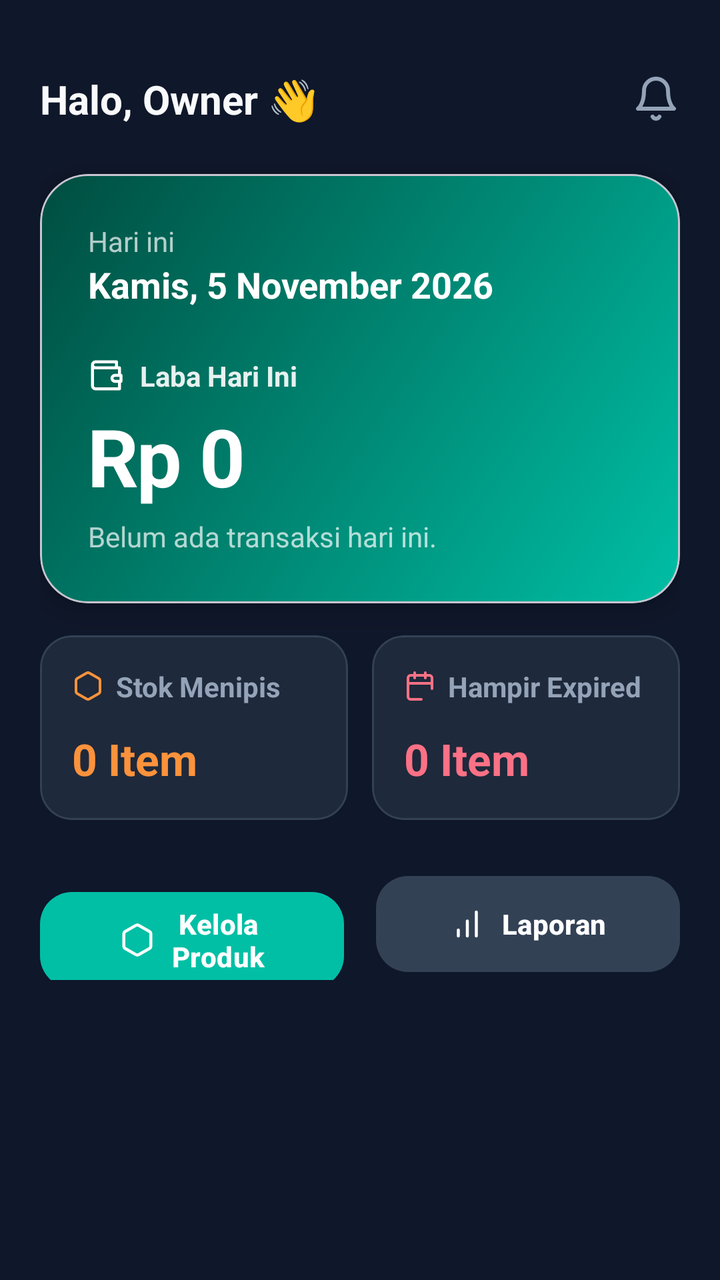
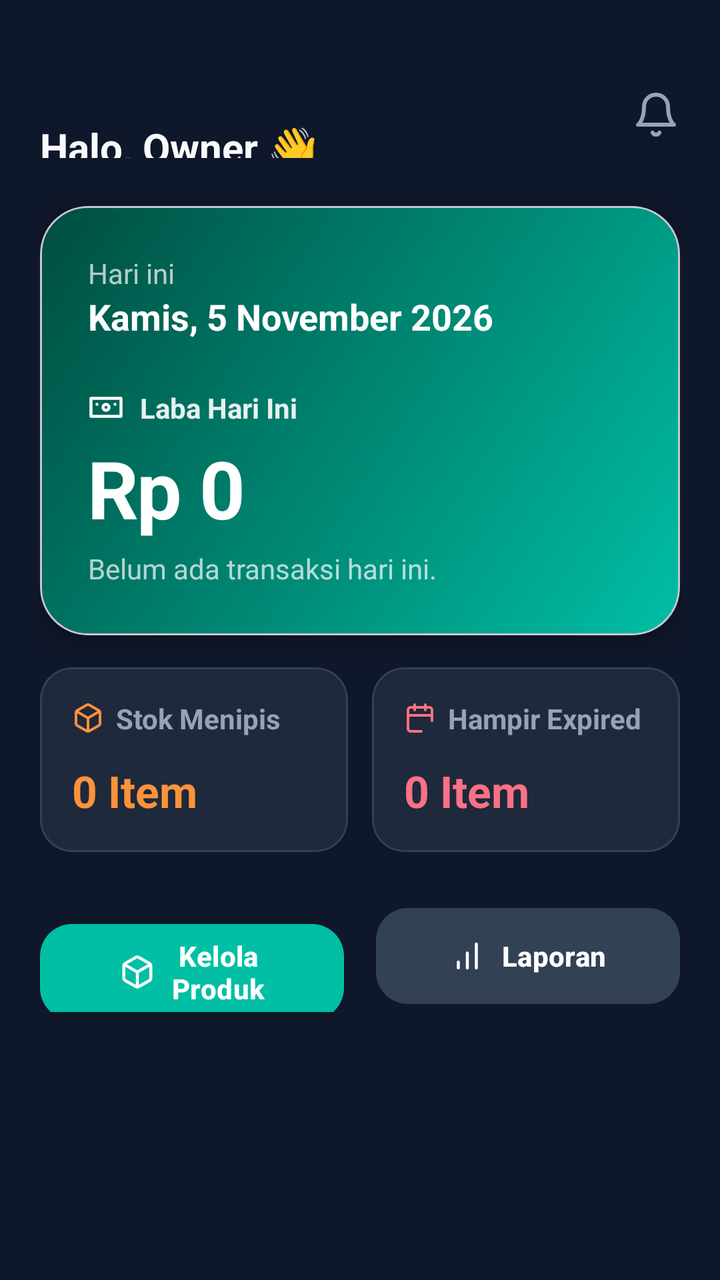

Before-and-after screenshots of an Android layout around one commit, followed by the original layout XML and the change that was made.
<!-- AndroidManifest.xml: application theme Theme.Material3.DayNight.NoActionBar -->
<!-- res/layout/activity_dashboard.xml -->
<?xml version="1.0" encoding="utf-8"?>
<ScrollView xmlns:android="http://schemas.android.com/apk/res/android"
    xmlns:app="http://schemas.android.com/apk/res-auto"
    android:layout_width="match_parent"
    android:layout_height="match_parent"
    android:background="#0F172A"
    android:fillViewport="true">

    <LinearLayout
        android:layout_width="match_parent"
        android:layout_height="wrap_content"
        android:orientation="vertical"
        android:padding="20dp">

        
        <LinearLayout
            android:layout_width="match_parent"
            android:layout_height="wrap_content"
            android:orientation="horizontal"
            android:gravity="center_vertical"
            android:layout_marginTop="16dp"
            android:layout_marginBottom="24dp">

            <TextView
                android:layout_width="0dp"
                android:layout_height="wrap_content"
                android:layout_weight="1"
                android:text="Halo, Owner 👋"
                android:textColor="#F8FAFC"
                android:textSize="20sp"
                android:textStyle="bold" />

            <ImageView
                android:layout_width="24dp"
                android:layout_height="24dp"
                android:src="@drawable/ic_lucide_bell" />
        </LinearLayout>

        
        <com.google.android.material.card.MaterialCardView
            android:layout_width="match_parent"
            android:layout_height="wrap_content"
            app:cardBackgroundColor="@android:color/transparent"
            app:cardCornerRadius="24dp"
            app:cardElevation="8dp">

            <LinearLayout
                android:layout_width="match_parent"
                android:layout_height="wrap_content"
                android:background="@drawable/bg_hero_gradient"
                android:orientation="vertical"
                android:padding="24dp">

                
                <LinearLayout
                    android:layout_width="wrap_content"
                    android:layout_height="wrap_content"
                    android:orientation="vertical"
                    android:layout_marginBottom="24dp">
                    <TextView
                        android:layout_width="wrap_content"
                        android:layout_height="wrap_content"
                        android:text="Hari ini"
                        android:textColor="#B3FFFFFF"
                        android:textSize="14sp" />
                    <TextView
                        android:id="@+id/tvDate"
                        android:layout_width="wrap_content"
                        android:layout_height="wrap_content"
                        android:text="Kamis, 5 November 2026"
                        android:textColor="#FFFFFF"
                        android:textSize="18sp"
                        android:textStyle="bold" />
                </LinearLayout>

                
                <LinearLayout
                    android:layout_width="wrap_content"
                    android:layout_height="wrap_content"
                    android:orientation="horizontal"
                    android:gravity="center_vertical">
                    
                    <ImageView
                        android:layout_width="18dp"
                        android:layout_height="18dp"
                        android:src="@drawable/ic_lucide_wallet"
                        app:tint="#FFFFFF"
                        android:layout_marginEnd="8dp" />

                    <TextView
                        android:layout_width="wrap_content"
                        android:layout_height="wrap_content"
                        android:text="Laba Hari Ini"
                        android:textColor="#E6FFFFFF"
                        android:textSize="14sp"
                        android:textStyle="bold" />
                </LinearLayout>

                
                <TextView
                    android:id="@+id/tvProfit"
                    android:layout_width="wrap_content"
                    android:layout_height="wrap_content"
                    android:text="Rp 0"
                    android:textColor="#FFFFFF"
                    android:textSize="40sp"
                    android:textStyle="bold"
                    android:letterSpacing="-0.02"
                    android:layout_marginTop="4dp" />

                
                <TextView
                    android:id="@+id/tvSubInfo"
                    android:layout_width="wrap_content"
                    android:layout_height="wrap_content"
                    android:text="Belum ada transaksi hari ini."
                    android:textColor="#B3FFFFFF"
                    android:textSize="14sp"
                    android:layout_marginTop="4dp" />

            </LinearLayout>
        </com.google.android.material.card.MaterialCardView>

        
        <GridLayout
            android:layout_width="match_parent"
            android:layout_height="wrap_content"
            android:columnCount="2"
            android:rowCount="1"
            android:layout_marginTop="16dp">

            
            <com.google.android.material.card.MaterialCardView
                android:layout_width="0dp"
                android:layout_height="wrap_content"
                android:layout_columnWeight="1"
                android:layout_marginEnd="6dp"
                app:cardBackgroundColor="#1E293B"
                app:cardCornerRadius="16dp"
                app:cardElevation="0dp"
                app:strokeColor="#334155"
                app:strokeWidth="1dp">
                <LinearLayout
                    android:layout_width="match_parent"
                    android:layout_height="wrap_content"
                    android:orientation="vertical"
                    android:padding="16dp">
                    
                    <LinearLayout
                        android:layout_width="wrap_content"
                        android:layout_height="wrap_content"
                        android:orientation="horizontal"
                        android:gravity="center_vertical">
                        <ImageView
                            android:layout_width="16dp"
                            android:layout_height="16dp"
                            android:src="@drawable/ic_lucide_box"
                            android:layout_marginEnd="6dp" />
                        <TextView
                            android:layout_width="wrap_content"
                            android:layout_height="wrap_content"
                            android:text="Stok Menipis"
                            android:textColor="#94A3B8"
                            android:textSize="14sp"
                            android:textStyle="bold" />
                    </LinearLayout>

                    <TextView
                        android:id="@+id/tvLowStock"
                        android:layout_width="wrap_content"
                        android:layout_height="wrap_content"
                        android:text="0 Item"
                        android:textColor="#FB923C"
                        android:textSize="22sp"
                        android:textStyle="bold"
                        android:layout_marginTop="12dp" />
                </LinearLayout>
            </com.google.android.material.card.MaterialCardView>

            
            <com.google.android.material.card.MaterialCardView
                android:layout_width="0dp"
                android:layout_height="wrap_content"
                android:layout_columnWeight="1"
                android:layout_marginStart="6dp"
                app:cardBackgroundColor="#1E293B"
                app:cardCornerRadius="16dp"
                app:cardElevation="0dp"
                app:strokeColor="#334155"
                app:strokeWidth="1dp">
                <LinearLayout
                    android:layout_width="match_parent"
                    android:layout_height="wrap_content"
                    android:orientation="vertical"
                    android:padding="16dp">
                    
                    <LinearLayout
                        android:layout_width="wrap_content"
                        android:layout_height="wrap_content"
                        android:orientation="horizontal"
                        android:gravity="center_vertical">
                        <ImageView
                            android:layout_width="16dp"
                            android:layout_height="16dp"
                            android:src="@drawable/ic_lucide_calendar"
                            android:layout_marginEnd="6dp" />
                        <TextView
                            android:layout_width="wrap_content"
                            android:layout_height="wrap_content"
                            android:text="Hampir Expired"
                            android:textColor="#94A3B8"
                            android:textSize="14sp"
                            android:textStyle="bold" />
                    </LinearLayout>

                    <TextView
                        android:id="@+id/tvExpired"
                        android:layout_width="wrap_content"
                        android:layout_height="wrap_content"
                        android:text="0 Item"
                        android:textColor="#FB7185"
                        android:textSize="22sp"
                        android:textStyle="bold"
                        android:layout_marginTop="12dp" />
                </LinearLayout>
            </com.google.android.material.card.MaterialCardView>
        </GridLayout>

        
        <LinearLayout
            android:layout_width="match_parent"
            android:layout_height="wrap_content"
            android:orientation="horizontal"
            android:layout_marginTop="24dp">

            <com.google.android.material.button.MaterialButton
                android:id="@+id/btnManageProducts"
                android:layout_width="0dp"
                android:layout_height="56dp"
                android:layout_weight="1"
                android:layout_marginEnd="8dp"
                android:text="Kelola Produk"
                android:textColor="#FFFFFF"
                android:textSize="14sp"
                android:textStyle="bold"
                app:backgroundTint="#00BFA5"
                app:cornerRadius="16dp"
                app:icon="@drawable/ic_lucide_box"
                app:iconTint="#FFFFFF"
                app:iconGravity="textStart" />

            <com.google.android.material.button.MaterialButton
                android:layout_width="0dp"
                android:layout_height="56dp"
                android:layout_weight="1"
                android:layout_marginStart="8dp"
                android:text="Laporan"
                android:textColor="#FFFFFF"
                android:textSize="14sp"
                android:textStyle="bold"
                app:backgroundTint="#334155"
                app:cornerRadius="16dp"
                app:icon="@drawable/ic_lucide_chart"
                app:iconTint="#FFFFFF"
                app:iconGravity="textStart" />
        </LinearLayout>

    </LinearLayout>
</ScrollView>
<!-- resources referenced by this layout -->
<resources>
  <!-- drawable bg_hero_gradient (drawable) -->
  <?xml version="1.0" encoding="utf-8"?>
  <shape xmlns:android="http://schemas.android.com/apk/res/android" android:shape="rectangle">
      <gradient android:startColor="#00BFA5" android:endColor="#004D40" android:angle="135" />
      <corners android:radius="24dp" />
  </shape>
  <!-- drawable ic_lucide_bell (drawable) -->
  <vector xmlns:android="http://schemas.android.com/apk/res/android" android:width="24dp" android:height="24dp" android:viewportWidth="24" android:viewportHeight="24">
    <path android:strokeColor="#94A3B8" android:strokeWidth="2" android:strokeLineCap="round" android:strokeLineJoin="round" android:pathData="M6 8a6 6 0 0 1 12 0c0 7 3 9 3 9H3s3-2 3-9M10.3 21a1.94 1.94 0 0 0 3.4 0"/>
  </vector>
  <!-- drawable ic_lucide_box (drawable) -->
  <vector xmlns:android="http://schemas.android.com/apk/res/android" android:width="24dp" android:height="24dp" android:viewportWidth="24" android:viewportHeight="24">
    <path android:strokeColor="#FB923C" android:strokeWidth="2" android:strokeLineCap="round" android:strokeLineJoin="round" android:pathData="M21 16V8a2 2 0 0 0-1-1.73l-7-4a2 2 0 0 0-2 0l-7 4A2 2 0 0 0 3 8v8a2 2 0 0 0 1 1.73l7 4a2 2 0 0 0 2 0l7-4A2 2 0 0 0 21 16z"/>
  </vector>
  <!-- drawable ic_lucide_calendar (drawable) -->
  <vector xmlns:android="http://schemas.android.com/apk/res/android" android:width="24dp" android:height="24dp" android:viewportWidth="24" android:viewportHeight="24">
    <path android:strokeColor="#FB7185" android:strokeWidth="2" android:strokeLineCap="round" android:strokeLineJoin="round" android:pathData="M8 2v4M16 2v4M3 10h18M21 14V6a2 2 0 0 0-2-2H5a2 2 0 0 0-2 2v14a2 2 0 0 0 2 2h8"/>
  </vector>
  <!-- drawable ic_lucide_chart (drawable) -->
  <vector xmlns:android="http://schemas.android.com/apk/res/android" android:width="24dp" android:height="24dp" android:viewportWidth="24" android:viewportHeight="24">
    <path android:strokeColor="#FFFFFF" android:strokeWidth="2" android:strokeLineCap="round" android:strokeLineJoin="round" android:pathData="M12 20V10M18 20V4M6 20v-4"/>
  </vector>
  <!-- drawable ic_lucide_wallet (drawable) -->
  <vector xmlns:android="http://schemas.android.com/apk/res/android" android:width="24dp" android:height="24dp" android:viewportWidth="24" android:viewportHeight="24">
    <path android:strokeColor="#00BFA5" android:strokeWidth="2" android:strokeLineCap="round" android:strokeLineJoin="round" android:pathData="M21 12V7H5a2 2 0 0 1 0-4h14v4M3 5v14a2 2 0 0 0 2 2h16v-5M18 12a2 2 0 0 0 0 4h4v-4Z"/>
  </vector>
</resources>

<!-- the commit's change to res/layout/activity_dashboard.xml (unified diff, before → after) -->
@@ -25,6 +25,7 @@
                 android:layout_width="0dp"
                 android:layout_height="wrap_content"
                 android:layout_weight="1"
+            android:layout_marginTop="16dp"
                 android:text="Halo, Owner 👋"
                 android:textColor="#F8FAFC"
                 android:textSize="20sp"
<!-- resource entries referenced after the edit -->
@@ -12,7 +12,7 @@
   </vector>
   <!-- drawable ic_lucide_box (drawable) -->
   <vector xmlns:android="http://schemas.android.com/apk/res/android" android:width="24dp" android:height="24dp" android:viewportWidth="24" android:viewportHeight="24">
-    <path android:strokeColor="#FB923C" android:strokeWidth="2" android:strokeLineCap="round" android:strokeLineJoin="round" android:pathData="M21 16V8a2 2 0 0 0-1-1.73l-7-4a2 2 0 0 0-2 0l-7 4A2 2 0 0 0 3 8v8a2 2 0 0 0 1 1.73l7 4a2 2 0 0 0 2 0l7-4A2 2 0 0 0 21 16z"/>
+    <path android:strokeColor="#FB923C" android:strokeWidth="2" android:strokeLineCap="round" android:strokeLineJoin="round" android:pathData="M21 16V8a2 2 0 0 0-1-1.73l-7-4a2 2 0 0 0-2 0l-7 4A2 2 0 0 0 3 8v8a2 2 0 0 0 1 1.73l7 4a2 2 0 0 0 2 0l7-4A2 2 0 0 0 21 16z M3.27 6.96L12 12.01l8.73-5.05 M12 22.08V12"/>
   </vector>
   <!-- drawable ic_lucide_calendar (drawable) -->
   <vector xmlns:android="http://schemas.android.com/apk/res/android" android:width="24dp" android:height="24dp" android:viewportWidth="24" android:viewportHeight="24">
@@ -24,7 +24,7 @@
   </vector>
   <!-- drawable ic_lucide_wallet (drawable) -->
   <vector xmlns:android="http://schemas.android.com/apk/res/android" android:width="24dp" android:height="24dp" android:viewportWidth="24" android:viewportHeight="24">
-    <path android:strokeColor="#00BFA5" android:strokeWidth="2" android:strokeLineCap="round" android:strokeLineJoin="round" android:pathData="M21 12V7H5a2 2 0 0 1 0-4h14v4M3 5v14a2 2 0 0 0 2 2h16v-5M18 12a2 2 0 0 0 0 4h4v-4Z"/>
+    <path android:strokeColor="#FFFFFF" android:strokeWidth="2" android:strokeLineCap="round" android:strokeLineJoin="round" android:pathData="M2 6h20v12H2z M12 14a2 2 0 1 0 0-4 2 2 0 0 0 0 4z M6 10h.01 M18 10h.01"/>
   </vector>
 </resources>
 
